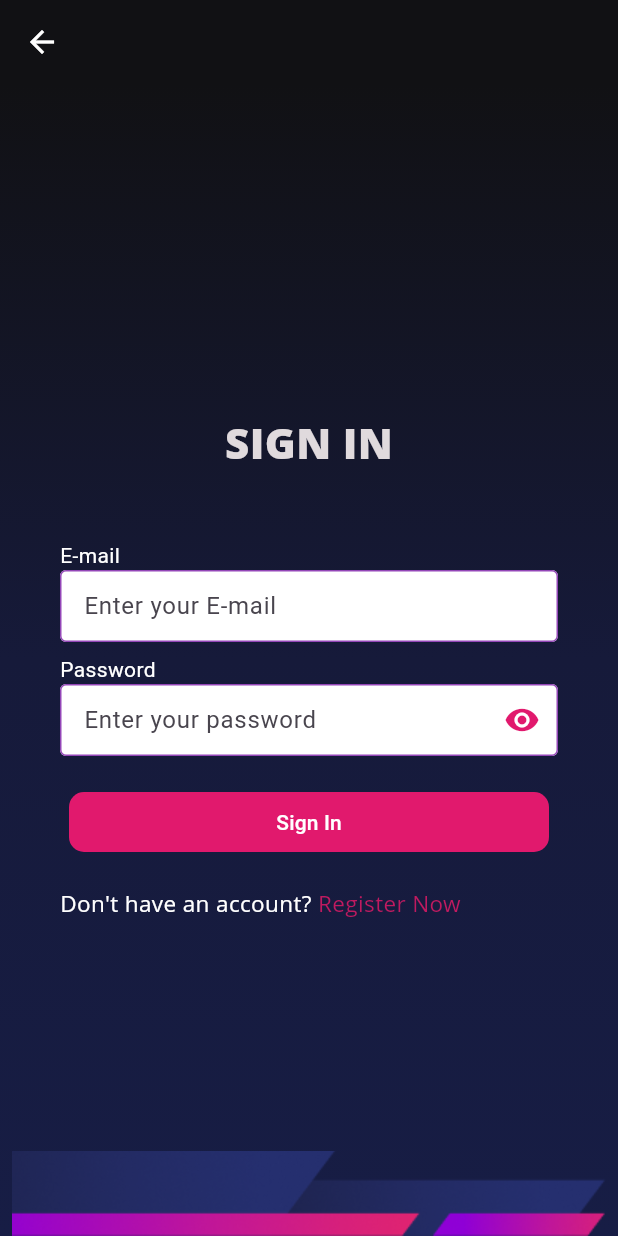
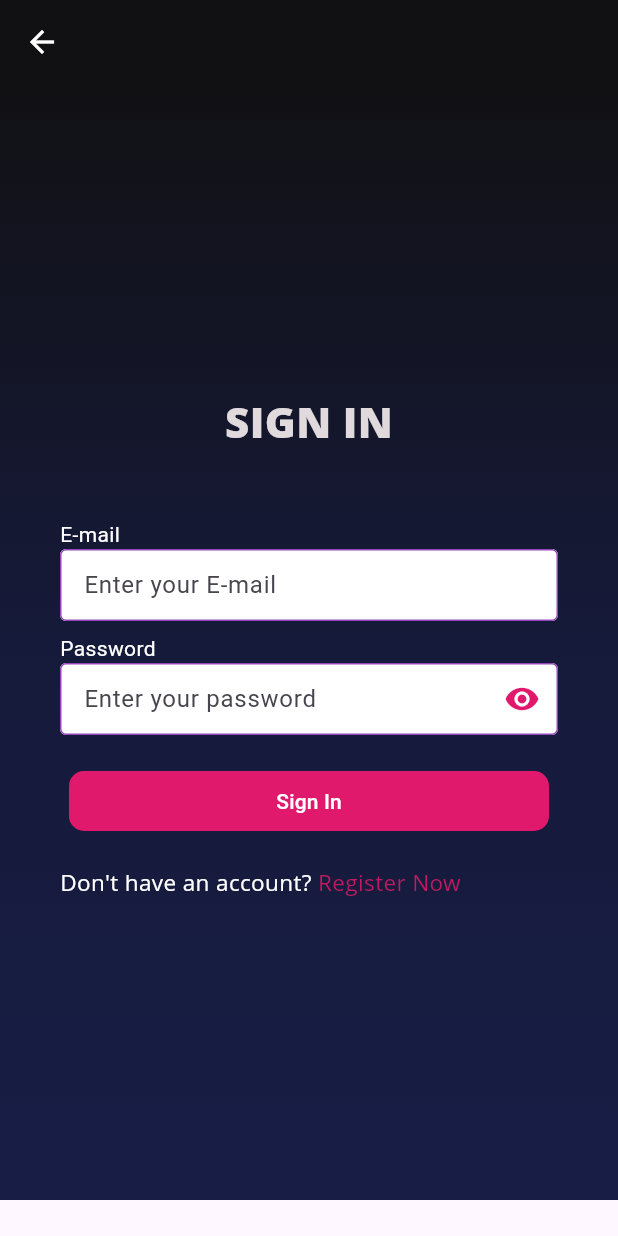
Before and after one commit to p-society/gc-android, a Flutter app: the SignUpPage screen opened directly, after a tap on "Sign In", on a phone screen of 412 x 824 dp. Run offline on Flutter 3.47's test engine with Material 3 defaults, Android fonts, the phone set to English and light mode, and no system bars; our stand-ins replace flutter_dotenv, flutter_riverpod, pinput, shared_preferences; accounts and stored records are empty; Roboto replaces fonts that are missing (Open Sans).

Commit message:
chore : Upgrade UI

```diff
--- a/apps/admin/lib/common-controller/common_shared_preference_controller.dart
+++ b/apps/admin/lib/common-controller/common_shared_preference_controller.dart
@@ -3,7 +3,7 @@ import 'package:flutter_riverpod/flutter_riverpod.dart';
 
 final  commonSharedPreferenceControllerProvider = Provider<CommonSharedPreferenceController>((ref) {
   final repository =
-      ref.read(CommonSharedPreferenceRepositoryProvider) as CommonSharedPreferenceRepository;
+      ref.read(commonSharedPreferenceRepositoryProvider) as CommonSharedPreferenceRepository;
   return CommonSharedPreferenceController(
       commonSharedPreferenceRepository: repository);
 });
--- a/apps/admin/lib/common-repository/shared_preference_repository.dart
+++ b/apps/admin/lib/common-repository/shared_preference_repository.dart
@@ -1,7 +1,7 @@
 import 'package:flutter_riverpod/flutter_riverpod.dart';
 import 'package:shared_preferences/shared_preferences.dart';
 
-final Provider CommonSharedPreferenceRepositoryProvider = Provider(
+final Provider commonSharedPreferenceRepositoryProvider = Provider(
   (ref) async {
     SharedPreferences sharedPreferences = await SharedPreferences.getInstance();
     return CommonSharedPreferenceRepository(
--- a/apps/admin/lib/constants/scroll_controller.dart
+++ b/apps/admin/lib/constants/scroll_controller.dart
@@ -8,7 +8,7 @@ class MyScrollController {
   void scrolltoBottom() {
     controller.animateTo(
       controller.position.maxScrollExtent,
-      duration: Duration(milliseconds: 30),
+      duration:const Duration(milliseconds: 30),
       curve: Curves.easeInOut,
     );
   }
--- a/apps/admin/lib/features/auth/screens/Login-Screens/first_login_screen.dart
+++ b/apps/admin/lib/features/auth/screens/Login-Screens/first_login_screen.dart
@@ -31,7 +31,6 @@ class _FirstLoginScreenState extends ConsumerState<FirstLoginScreen> {
   void checkAllFields() {
     scrollToBottom();
     var player = ref.read(playerProvider);
-    print('values are : ${player.firstName} ${player.lastName}');
     if (player.firstName.isNotEmpty &&
         player.lastName.trim().isNotEmpty &&
         player.email.trim().isNotEmpty) {
@@ -48,7 +47,7 @@ class _FirstLoginScreenState extends ConsumerState<FirstLoginScreen> {
   void scrollToBottom() {
     _scrollController.animateTo(
       _scrollController.position.maxScrollExtent,
-      duration: Duration(milliseconds: 3),
+      duration: const Duration(milliseconds: 3),
       curve: Curves.easeInOut,
     );
   }
@@ -63,8 +62,7 @@ class _FirstLoginScreenState extends ConsumerState<FirstLoginScreen> {
   Widget build(BuildContext context) {
     var player = ref.watch(playerProvider);
     return Scaffold(
-      body: Expanded(
-        child: Container(
+      body: Container(
         decoration: const BoxDecoration(
           gradient: LinearGradient(
             //aplying gradient
@@ -122,9 +120,7 @@ class _FirstLoginScreenState extends ConsumerState<FirstLoginScreen> {
                   initailValue: player.firstName,
                   onChange: (value) {
                     player = player.copyWith(firstName: value.trim());
-                      ref
-                          .read(playerProvider.notifier)
-                          .update((state) => player);
+                    ref.read(playerProvider.notifier).update((state) => player);
                     if (value.trim().isNotEmpty) {
                       checkAllFields();
                     } else {
@@ -141,9 +137,7 @@ class _FirstLoginScreenState extends ConsumerState<FirstLoginScreen> {
                   initailValue: player.lastName,
                   onChange: (value) {
                     player = player.copyWith(lastName: value.trim());
-                      ref
-                          .read(playerProvider.notifier)
-                          .update((state) => player);
+                    ref.read(playerProvider.notifier).update((state) => player);
                     if (value.trim().isNotEmpty) {
                       checkAllFields();
                     } else {
@@ -163,9 +157,7 @@ class _FirstLoginScreenState extends ConsumerState<FirstLoginScreen> {
                   textInputType: TextInputType.emailAddress,
                   onChange: (value) {
                     player = player.copyWith(email: value.trim());
-                      ref
-                          .read(playerProvider.notifier)
-                          .update((state) => player);
+                    ref.read(playerProvider.notifier).update((state) => player);
                     if (value.trim().isNotEmpty) {
                       checkAllFields();
                     } else {
@@ -187,8 +179,7 @@ class _FirstLoginScreenState extends ConsumerState<FirstLoginScreen> {
                           if (isAllDetailFilled) {
                             Navigator.of(context).push(
                               MaterialPageRoute(
-                                  builder: (context) =>
-                                      const SecondLoginScreen(),
+                                builder: (context) => const SecondLoginScreen(),
                               ),
                             );
                           } else {
@@ -201,7 +192,7 @@ class _FirstLoginScreenState extends ConsumerState<FirstLoginScreen> {
                           'Next > >',
                           style: TextStyle(
                             color: isAllDetailFilled
-                                  ? Color(0xFFC01A60)
+                                ? const Color(0xFFC01A60)
                                 : Colors.grey,
                             fontSize: 15,
                             fontFamily: 'Open Sans',
@@ -218,7 +209,6 @@ class _FirstLoginScreenState extends ConsumerState<FirstLoginScreen> {
           ),
         ),
       ),
-      ),
     );
   }
 }
--- a/apps/admin/lib/features/auth/screens/Login-Screens/second_login_screen.dart
+++ b/apps/admin/lib/features/auth/screens/Login-Screens/second_login_screen.dart
@@ -43,7 +43,6 @@ class _SecondLoginScreenState extends ConsumerState<SecondLoginScreen> {
   void checkAllFields() {
     backTobottom();
     var player = ref.read(playerProvider);
-    print('values are : ${player.firstName} ${player.lastName}');
     if (player.branch.isNotEmpty &&
         player.sport.trim().isNotEmpty &&
         player.role.trim().isNotEmpty) {
@@ -61,8 +60,7 @@ class _SecondLoginScreenState extends ConsumerState<SecondLoginScreen> {
   Widget build(BuildContext context) {
     Player player = ref.watch(playerProvider);
     return Scaffold(
-      body: Expanded(
-        child: Container(
+      body: Container(
         decoration: const BoxDecoration(
           gradient: LinearGradient(
             //aplying gradient
@@ -122,9 +120,7 @@ class _SecondLoginScreenState extends ConsumerState<SecondLoginScreen> {
                   initailValue: player.branch,
                   onChange: (value) {
                     player = player.copyWith(branch: value.trim().toString());
-                      ref
-                          .read(playerProvider.notifier)
-                          .update((state) => player);
+                    ref.read(playerProvider.notifier).update((state) => player);
                     checkAllFields();
                   },
                   aboveText: 'Branch Name',
@@ -138,9 +134,7 @@ class _SecondLoginScreenState extends ConsumerState<SecondLoginScreen> {
                   textInputType: TextInputType.emailAddress,
                   onChange: (value) {
                     player = player.copyWith(sport: value.trim().toString());
-                      ref
-                          .read(playerProvider.notifier)
-                          .update((state) => player);
+                    ref.read(playerProvider.notifier).update((state) => player);
                     checkAllFields();
                   },
                 ), //TextField for Sport
@@ -148,9 +142,7 @@ class _SecondLoginScreenState extends ConsumerState<SecondLoginScreen> {
                   initailValue: player.role,
                   onChange: (value) {
                     player = player.copyWith(role: value.trim().toString());
-                      ref
-                          .read(playerProvider.notifier)
-                          .update((state) => player);
+                    ref.read(playerProvider.notifier).update((state) => player);
                     checkAllFields();
                   },
                   aboveText: 'Role',
@@ -214,7 +206,6 @@ class _SecondLoginScreenState extends ConsumerState<SecondLoginScreen> {
           ),
         ),
       ),
-      ),
     );
   }
 }
--- a/apps/admin/lib/features/auth/screens/login_admin.dart
+++ b/apps/admin/lib/features/auth/screens/login_admin.dart
@@ -1,9 +1,7 @@
-import 'package:admin/constants/scaffold_messenger.dart';
 import 'package:admin/features/auth/controller/auth_controller.dart';
-import 'package:admin/features/auth/repository/auth_repository.dart';
 import 'package:admin/features/auth/repository/player_provider.dart';
 import 'package:admin/features/auth/screens/otp_page.dart';
-import 'package:admin/features/auth/screens/signUp_page.dart';
+import 'package:admin/features/auth/screens/sign_up_page.dart';
 import 'package:admin/features/auth/screens/textfield_login.dart';
 import 'package:flutter/material.dart';
 import 'package:flutter_riverpod/flutter_riverpod.dart';
@@ -34,7 +32,6 @@ class _LoginPageAdminState extends ConsumerState<LoginPageAdmin> {
   void checkAllFields() {
     scrollToBottom();
     var player = ref.read(playerProvider);
-    print('values are : ${player.firstName} ${player.lastName}');
     if (player.year != 0 &&
         player.contactNo.trim().isNotEmpty &&
         player.password.trim().isNotEmpty) {
@@ -70,8 +67,7 @@ class _LoginPageAdminState extends ConsumerState<LoginPageAdmin> {
   Widget build(BuildContext context) {
     var player = ref.watch(playerProvider);
     return Scaffold(
-      body: Expanded(
-        child: Container(
+      body: Container(
         decoration: const BoxDecoration(
           gradient: LinearGradient(
             //aplying gradient
@@ -133,9 +129,8 @@ class _LoginPageAdminState extends ConsumerState<LoginPageAdmin> {
                     ),
                     style: const TextStyle(color: Colors.blue),
                     // Value to display in the dropdown button
-                      value: player.year - 1 < 0
-                          ? items[0]
-                          : items[player.year - 1],
+                    value:
+                        player.year - 1 < 0 ? items[0] : items[player.year - 1],
                     // List of items to display in the dropdown menu
                     items: items.map((int value) {
                       return DropdownMenuItem<int>(
@@ -239,7 +234,6 @@ class _LoginPageAdminState extends ConsumerState<LoginPageAdmin> {
                               context,
                             )
                             .then((value) {
-                            print(player.email);
                           Navigator.of(context).pushReplacement(
                             MaterialPageRoute(
                               builder: (context) => const OtpPage(),
@@ -336,7 +330,6 @@ class _LoginPageAdminState extends ConsumerState<LoginPageAdmin> {
           ),
         ),
       ),
-      ),
     );
   }
 }
--- a/apps/admin/lib/features/auth/screens/otp_page.dart
+++ b/apps/admin/lib/features/auth/screens/otp_page.dart
@@ -22,7 +22,7 @@ class _OtpPageState extends ConsumerState<OtpPage> {
 
   void navController() {
     Navigator.of(context).pushReplacement(
-        MaterialPageRoute(builder: (context) => LoginPageAdmin()));
+        MaterialPageRoute(builder: (context) =>const LoginPageAdmin()));
   }
 
   @override
@@ -106,7 +106,6 @@ class _OtpPageState extends ConsumerState<OtpPage> {
                 length: 6,
                 validator: (s) {
                   var player = ref.read(playerProvider);
-                  print(player.email);
                   MyScaffoldMessage().showScaffoldMessenge(
                       context: context, content: player.email);
                   return s;
--- a/apps/admin/lib/features/auth/screens/signUp_page.dart
+++ /dev/null
@@ -1,168 +0,0 @@
-import 'package:admin/features/auth/screens/textfield_login.dart';
-import 'package:flutter/material.dart';
-
-class SignUpPage extends StatefulWidget {
-  const SignUpPage({super.key});
-
-  @override
-  State<SignUpPage> createState() => _SignUpPageState();
-}
-
-class _SignUpPageState extends State<SignUpPage> {
-  @override
-  Widget build(BuildContext context) {
-    return Scaffold(
-      appBar: AppBar(
-        backgroundColor: Color(0xFF111114),
-        elevation: 0,
-        foregroundColor: Colors.white,
-      ),
-      resizeToAvoidBottomInset: true,
-      body: Padding(
-        padding: const EdgeInsets.all(0.0),
-        child: Container(
-          decoration: const BoxDecoration(
-            gradient: LinearGradient(
-              //aplying gradient
-              begin: Alignment.topCenter,
-              end: Alignment.bottomCenter,
-              colors: [
-                Color(0xFF111114),
-                Color(0xFF161A3A),
-                Color(0xFF171D45),
-              ],
-            ),
-          ),
-          child: Column(
-            children: [
-              const SizedBox(
-                height: 220,
-              ),
-              Expanded(
-                child: Container(
-                  height: double.infinity,
-                  child: Padding(
-                    padding: const EdgeInsets.fromLTRB(40.0, 0, 40, 0.0),
-                    child: SingleChildScrollView(
-                      child: Column(
-                        crossAxisAlignment: CrossAxisAlignment.center,
-                        children: [
-                          // const SizedBox(
-                          //   height: 70,
-                          // ),
-                          const Text(
-                            'SIGN IN',
-                            style: TextStyle(
-                              color: Color(0xFFE0DADD),
-                              fontSize: 28,
-                              fontFamily: 'Open Sans',
-                              fontWeight: FontWeight.w800,
-                              height: 0,
-                            ),
-                          ),
-
-                          const SizedBox(
-                            height: 18,
-                          ),
-
-                          const SizedBox(height: 20),
-                          TextfieldLogin(
-                            initailValue: '',
-                            onChange: (val) {},
-                            textInputType: TextInputType.emailAddress,
-                            aboveText: 'E-mail',
-                            hintText: 'Enter your E-mail',
-                          ), //TextField for email
-                          TextfieldLogin(
-                            initailValue: '',
-                            textInputType: TextInputType.visiblePassword,
-                            aboveText: 'Password',
-                            onChange: (val) {},
-                            hintText: 'Enter your password',
-                            obscureText: false,
-                            isPassword: true,
-                          ), //TextField for password
-                          const SizedBox(
-                            height: 20,
-                          ),
-                          SizedBox(
-                            width: 320,
-                            child: TextButton(
-                              //Register button
-                              onPressed: () {
-                                // _onButtonPressed();
-                                print('Register button clicked');
-                              },
-                              style: TextButton.styleFrom(
-                                  shape: RoundedRectangleBorder(
-                                    borderRadius: BorderRadius.circular(
-                                        10.0), // Adjust the radius as needed
-                                  ),
-                                  backgroundColor:
-                                      const Color.fromRGBO(225, 25, 109, 1)),
-                              child: const Text(
-                                'Sign In',
-                                style: TextStyle(color: Colors.white),
-                              ),
-                            ),
-                          ),
-                          const SizedBox(
-                            height: 20,
-                          ),
-                          Center(
-                            child: Row(
-                              children: [
-                                const Text(
-                                  'Don\'t have an account? ',
-                                  style: TextStyle(
-                                    color: Colors.white,
-                                    fontSize: 15,
-                                    fontFamily: 'Open Sans',
-                                    fontWeight: FontWeight.w500,
-                                    height: 0,
-                                  ),
-                                ),
-                                GestureDetector(
-                                  //making signup text clickabe
-                                  onTap: () {
-                                    print('signup clicked');
-                                  },
-                                  child: const Text(
-                                    'Register Now',
-                                    style: TextStyle(
-                                      color: Color(0xFFC01A60),
-                                      fontSize: 15,
-                                      fontFamily: 'Open Sans',
-                                      fontWeight: FontWeight.w500,
-                                      height: 0,
-                                    ),
-                                  ),
-                                )
-                              ],
-                            ),
-                          ),
-                        ],
-                      ),
-                    ),
-                  ),
-                ),
-              ),
-              const SizedBox(
-                height: 10,
-              ),
-              Positioned(
-                bottom: 0,
-                left: 0,
-                right: 0,
-                child: Image.asset(
-                  'assets/images/bg_design_gCSB.png', // Replace with the path to your image asset
-                  fit: BoxFit.cover,
-                ),
-              ),
-            ],
-          ),
-        ),
-      ),
-    );
-  }
-}
--- /dev/null
+++ b/apps/admin/lib/features/auth/screens/sign_up_page.dart
@@ -0,0 +1,140 @@
+import 'package:admin/features/auth/screens/textfield_login.dart';
+import 'package:flutter/material.dart';
+
+class SignUpPage extends StatefulWidget {
+  const SignUpPage({super.key});
+
+  @override
+  State<SignUpPage> createState() => _SignUpPageState();
+}
+
+class _SignUpPageState extends State<SignUpPage> {
+  @override
+  Widget build(BuildContext context) {
+    final Size pageSize = MediaQuery.of(context).size;
+    return Scaffold(
+      appBar: AppBar(
+        backgroundColor: const Color(0xFF111114),
+        elevation: 0,
+        foregroundColor: Colors.white,
+      ),
+      resizeToAvoidBottomInset: true,
+      body: SingleChildScrollView(
+        child: ConstrainedBox(
+          constraints: BoxConstraints(maxHeight: pageSize.height - 80),
+          child: Container(
+            padding: const EdgeInsets.only(
+              left: 40,
+              right: 40,
+            ),
+            decoration: const BoxDecoration(
+              gradient: LinearGradient(
+                //aplying gradient
+                begin: Alignment.topCenter,
+                end: Alignment.bottomCenter,
+                colors: [
+                  Color(0xFF111114),
+                  Color(0xFF161A3A),
+                  Color(0xFF171D45),
+                ],
+              ),
+            ),
+            child: Column(
+              children: [
+                SizedBox(height: pageSize.height / 4),
+                const Text(
+                  'SIGN IN',
+                  style: TextStyle(
+                    color: Color(0xFFE0DADD),
+                    fontSize: 28,
+                    fontFamily: 'Open Sans',
+                    fontWeight: FontWeight.w800,
+                    height: 0,
+                  ),
+                ),
+
+                const SizedBox(
+                  height: 18,
+                ),
+
+                const SizedBox(height: 20),
+                TextfieldLogin(
+                  initailValue: '',
+                  onChange: (val) {},
+                  textInputType: TextInputType.emailAddress,
+                  aboveText: 'E-mail',
+                  hintText: 'Enter your E-mail',
+                ), //TextField for email
+                TextfieldLogin(
+                  initailValue: '',
+                  textInputType: TextInputType.visiblePassword,
+                  aboveText: 'Password',
+                  onChange: (val) {},
+                  hintText: 'Enter your password',
+                  obscureText: false,
+                  isPassword: true,
+                ), //TextField for password
+                const SizedBox(
+                  height: 20,
+                ),
+                SizedBox(
+                  width: 320,
+                  child: TextButton(
+                    //Register button
+                    onPressed: () {
+                      // _onButtonPressed();
+                    },
+                    style: TextButton.styleFrom(
+                        shape: RoundedRectangleBorder(
+                          borderRadius: BorderRadius.circular(
+                              10.0), // Adjust the radius as needed
+                        ),
+                        backgroundColor: const Color.fromRGBO(225, 25, 109, 1)),
+                    child: const Text(
+                      'Sign In',
+                      style: TextStyle(color: Colors.white),
+                    ),
+                  ),
+                ),
+                const SizedBox(
+                  height: 20,
+                ),
+                Center(
+                  child: Row(
+                    children: [
+                      const Text(
+                        'Don\'t have an account? ',
+                        style: TextStyle(
+                          color: Colors.white,
+                          fontSize: 15,
+                          fontFamily: 'Open Sans',
+                          fontWeight: FontWeight.w500,
+                          height: 0,
+                        ),
+                      ),
+                      GestureDetector(
+                        //making signup text clickabe
+                        onTap: () {},
+                        child: const Text(
+                          'Register Now',
+                          style: TextStyle(
+                            color: Color(0xFFC01A60),
+                            fontSize: 15,
+                            fontFamily: 'Open Sans',
+                            fontWeight: FontWeight.w500,
+                            height: 0,
+                          ),
+                        ),
+                      )
+                    ],
+                  ),
+                ),
+                SizedBox(height: pageSize.height / 5),
+              ],
+            ),
+          ),
+        ),
+      ),
+    );
+  }
+}
```
Lines whose indentation alone changed are shown as unchanged.
